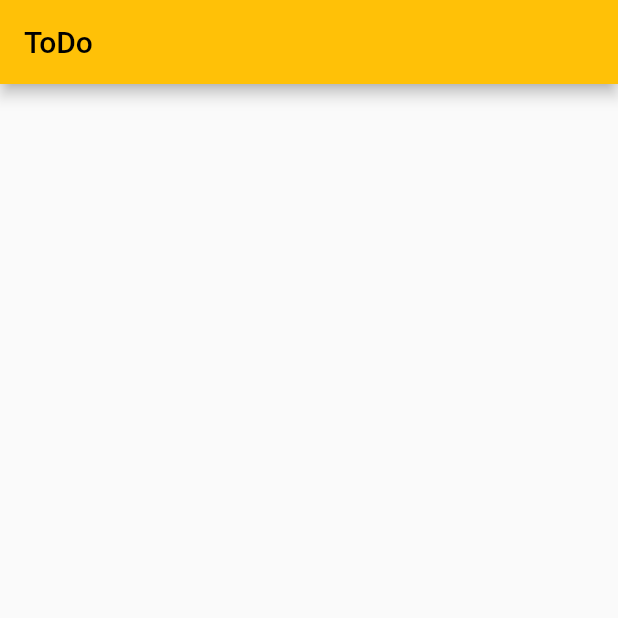
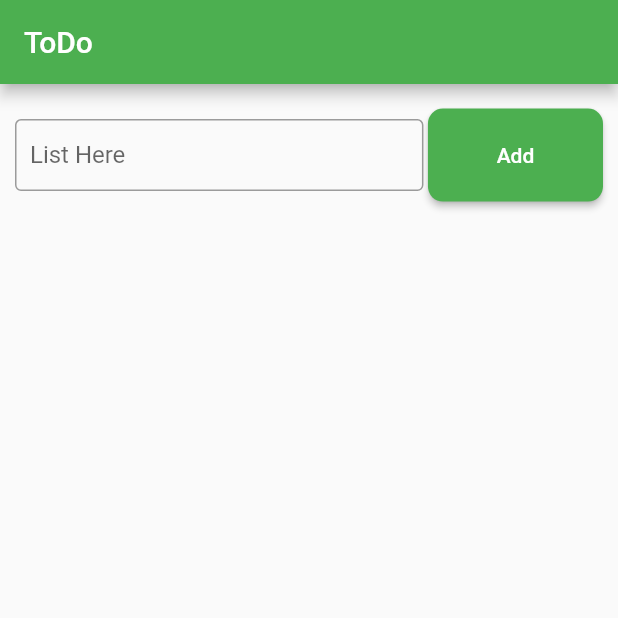
Before and after one commit to pranto372/module_08_flutter_04, a Flutter app: the screen it shows after launch, on a phone screen of 412 x 824 dp, the top half of it. Run offline on Flutter 3.47's test engine with Material 2 defaults, Android fonts, the phone set to English and light mode, and no system bars.

Commit message:
ToDo App

```diff
--- a/lib/main.dart
+++ b/lib/main.dart
@@ -13,7 +13,7 @@ class MyApp extends StatelessWidget{
     return MaterialApp(
       title: "To Do",
       theme: ThemeData(
-        primarySwatch: Colors.amber
+        primarySwatch: Colors.green
       ),
       home: ToDoPage(),
     );
--- /dev/null
+++ b/lib/style.dart
@@ -0,0 +1,30 @@
+import 'package:flutter/material.dart';
+
+InputDecoration AppInputDecoration(label){
+  return InputDecoration(
+    contentPadding: EdgeInsets.all(10),
+    border: OutlineInputBorder(),
+    labelText: label,
+  );
+}
+ButtonStyle AppButtonStyle(){
+  return ElevatedButton.styleFrom(
+    padding: EdgeInsets.all(23),
+    backgroundColor: Colors.green,
+    shape: RoundedRectangleBorder(
+      borderRadius: BorderRadius.all(Radius.circular(10))
+    )
+  );
+}
+
+SizedBox sizebox50(child){
+  return SizedBox(
+    height: 50,
+    width: double.infinity,
+    child: Container(
+      alignment: Alignment.center,
+      padding: EdgeInsets.all(8),
+      child: child,
+    ),
+  );
+}
--- a/lib/todo.dart
+++ b/lib/todo.dart
@@ -1,4 +1,5 @@
 import 'package:flutter/material.dart';
+import 'package:module_08_flutter_04/style.dart';
 
 class ToDoPage extends StatefulWidget{
   @override
@@ -8,12 +9,75 @@ class ToDoPage extends StatefulWidget{
 }
 
 class ToDoPageView extends State<ToDoPage>{
+
+  List ToDoList = [];
+  String item="";
+
+  MyInputOnChange(content){
+    setState(() {
+      item=content;
+    });
+  }
+
+  AddItem(){
+    setState(() {
+      ToDoList.add({"item":item});
+    });
+  }
+
   @override
   Widget build(BuildContext context) {
     return Scaffold(
       appBar: AppBar(
         title: Text("ToDo"),
       ),
+      body: Padding(
+        padding:  EdgeInsets.all(10.0),
+        child: Container(
+          child: Column(
+            children: [
+              Expanded(
+                flex: 10,
+                  child: Row(
+                    children: [
+                      Expanded(
+                          flex: 70,
+                          child: TextFormField(onChanged: (content){MyInputOnChange(content);}, decoration: AppInputDecoration("List Here"),)),
+                      SizedBox(width: 3,),
+                      Expanded(
+                          flex: 30,
+                          child: ElevatedButton(onPressed: (){AddItem();}, child: Text("Add"),style: AppButtonStyle(),))
+                    ],
+                  )
+              ),
+              Expanded(
+                flex: 90,
+                  child: ListView.builder(
+                    itemCount: ToDoList.length,
+                      itemBuilder: (context, index){
+                        return Card(
+                          child: sizebox50(
+                            Row(
+                              children: [
+                                Expanded(
+                                    flex: 90,
+                                    child: Text(ToDoList[index]['item'].toString())
+                                ),
+                                Expanded(
+                                    flex: 10,
+                                    child: TextButton(onPressed: (){},child: Icon(Icons.delete))
+                                ),
+                              ],
+                            )
+                          )
+                        );
+                      }
+                  )
+              ),
+            ],
+          ),
+        ),
+      ),
     );
   }
 }
```
